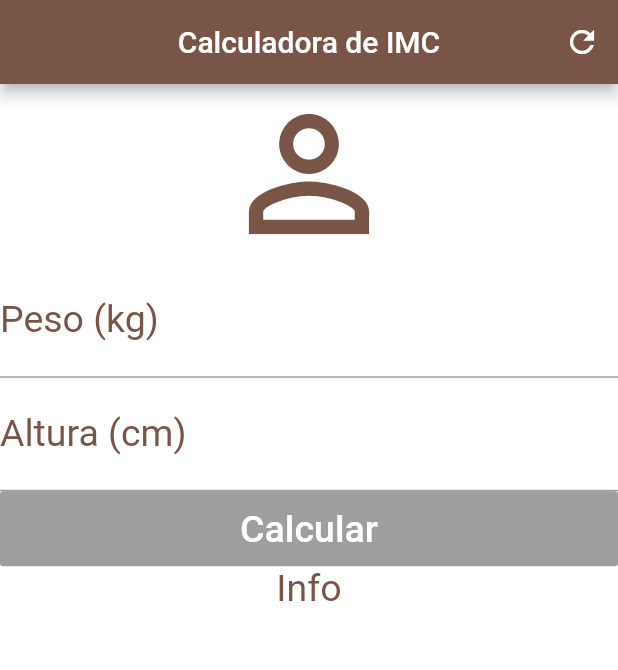
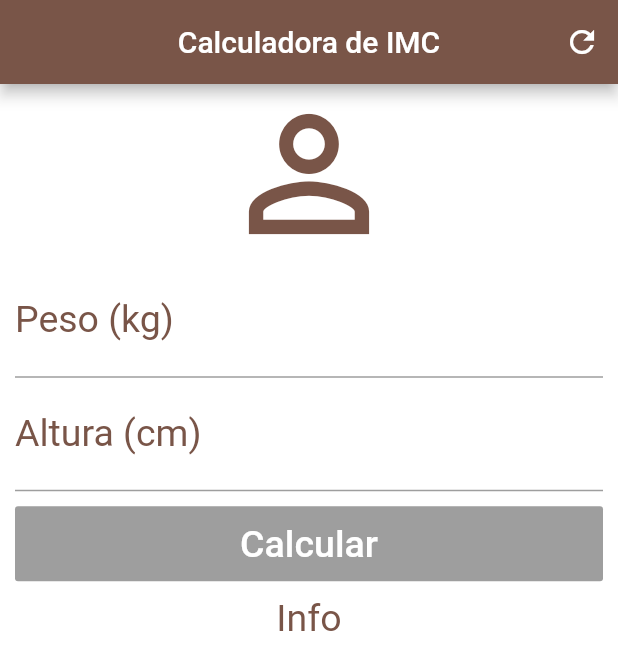
Before and after one commit to rafa7w/imc, a Flutter app: the screen it shows after launch, on a phone screen of 412 x 824 dp. Shown: the top 670 px of the screen. Run offline on Flutter 3.47's test engine with Material 2 defaults, Android fonts, the phone set to English and light mode, and no system bars.

Commit message:
spacing the elements

```diff
--- a/lib/main.dart
+++ b/lib/main.dart
@@ -30,6 +30,7 @@ class _HomeState extends State<Home> {
       ),
       backgroundColor: Colors.white,
       body: SingleChildScrollView(
+        padding: const EdgeInsets.fromLTRB(10.0, 0.0, 10.0, 0.0),
         child: Column(
           crossAxisAlignment: CrossAxisAlignment.stretch,
           children: [
@@ -50,7 +51,9 @@ class _HomeState extends State<Home> {
               textAlign: TextAlign.center,
               style: TextStyle(color: Colors.brown, fontSize: 25),
             ),
-            Container(
+            Padding(
+              padding: const EdgeInsets.only(top: 10.0, bottom: 10.0),
+              child: Container(
                 height: 50.0,
                 // ignore: prefer_const_constructors, deprecated_member_use
                 child: RaisedButton(
@@ -63,6 +66,7 @@ class _HomeState extends State<Home> {
                     ),
                   ),
                   color: Colors.brown,
+                ),
               ),
             ),
             const Text(
```
Lines whose indentation alone changed are shown as unchanged.
